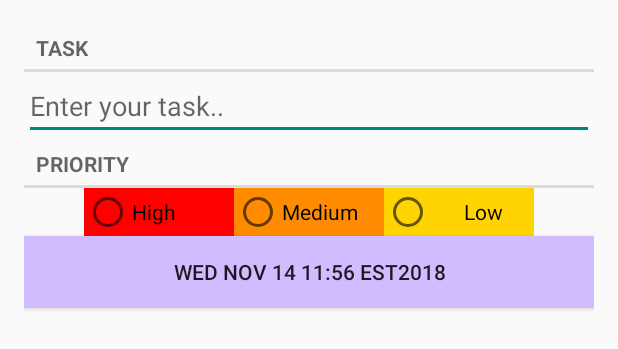
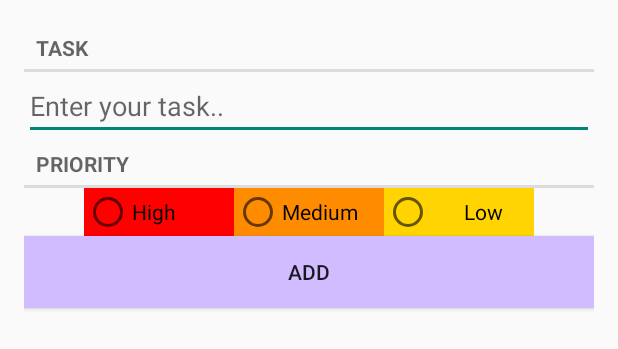
Before and after one commit to ikstami/ToDoList, an Android app: the layout fragment_thing.xml on its own in the app's theme, with its tools: preview values and no code run, on a phone screen of 412 x 824 dp. Shown: the top 349 px of the screen. Run offline under Robolectric (Android 15) with nearby library versions, the phone set to English and light mode, and no system bars.

```diff
--- a/app/src/main/java/com/bignerdranch/android/todolist/Thing.kt
+++ b/app/src/main/java/com/bignerdranch/android/todolist/Task.kt
@@ -6,7 +6,7 @@ import java.sql.Types.NULL
 import java.util.UUID
 
 @Entity
-data class Thing(
+data class Task(
     @PrimaryKey
     val id: UUID = UUID.randomUUID(),
     var title: String = "",
--- a/app/src/main/res/layout/fragment_thing.xml
+++ b/app/src/main/res/layout/fragment_thing.xml
@@ -12,7 +12,7 @@ ls"
         android:layout_height="wrap_content"
         android:text="@string/title_label"/>
     <EditText
-        android:id="@+id/crime_title"
+        android:id="@+id/title"
         android:layout_width="match_parent"
         android:layout_height="wrap_content"
         android:hint="@string/title_hint"/>
@@ -29,21 +29,21 @@ ls"
         android:layout_gravity="center">
 
         <RadioButton
-            android:id="@+id/radioButton"
+            android:id="@+id/radioRed"
             android:layout_width="100dp"
             android:layout_height="wrap_content"
             android:background="@color/red"
             android:text="@string/red" />
 
         <RadioButton
-            android:id="@+id/radioButton2"
+            android:id="@+id/radioOrange"
             android:layout_width="100dp"
             android:layout_height="wrap_content"
             android:background="@color/orange"
             android:text="@string/orange" />
 
         <RadioButton
-            android:id="@+id/radioButton3"
+            android:id="@+id/radioYellow"
             android:layout_width="100dp"
             android:layout_height="wrap_content"
             android:background="@color/yellow"
@@ -52,10 +52,9 @@ ls"
     </RadioGroup>
 
     <Button
-        android:id="@+id/crime_date"
+        android:id="@+id/add"
         android:layout_width="match_parent"
         android:layout_height="wrap_content"
         android:background="@color/colorPrimary"
-        android:text="Add"
-        tools:text="Wed Nov 14 11:56 EST2018" />
+        android:text="Add"/>
 </LinearLayout>
```
Also changed, not shown: app/src/main/java/com/bignerdranch/android/todolist/TaskDetailViewModel.kt (added, +24 -0 lines), app/src/main/java/com/bignerdranch/android/todolist/TaskRepository.kt (added, +58 -0 lines), app/src/main/java/com/bignerdranch/android/todolist/ToDoListApplication.kt (added, +9 -0 lines), app/src/main/java/com/bignerdranch/android/todolist/database/ListTypeConverters.kt (added, +15 -0 lines), app/src/main/java/com/bignerdranch/android/todolist/database/TaskDao.kt (added, +25 -0 lines), app/src/main/java/com/bignerdranch/android/todolist/database/TaskDatabase.kt (added, +13 -0 lines), app/src/main/res/layout/fragment_list.xml (+26 -4 lines).
